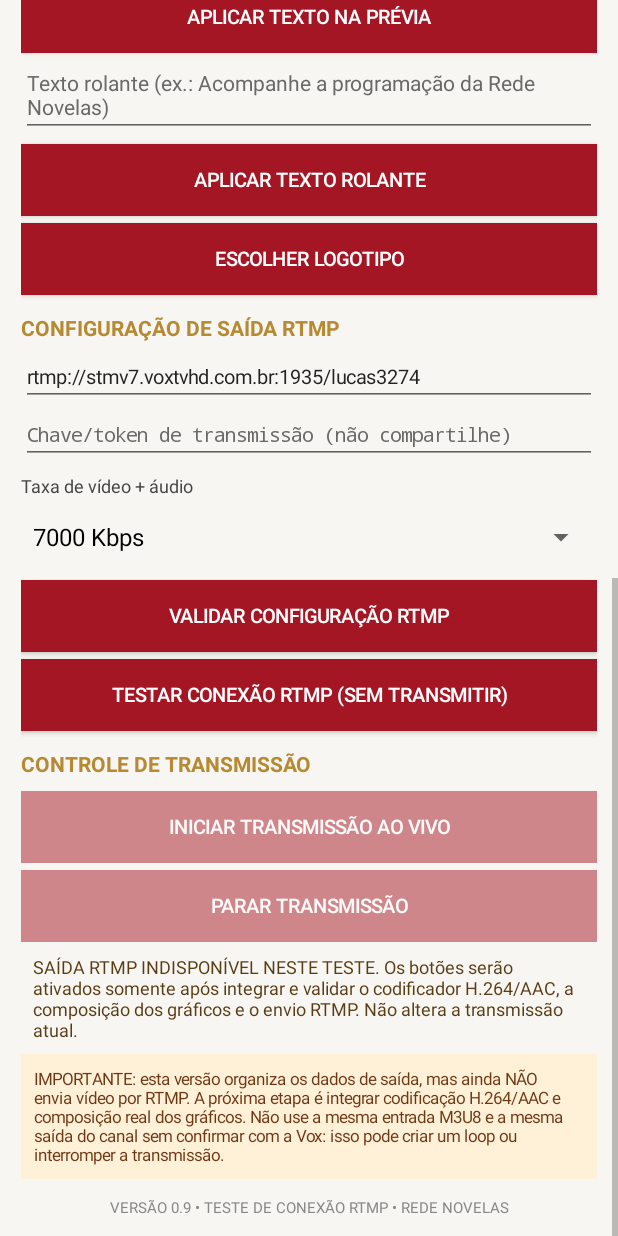
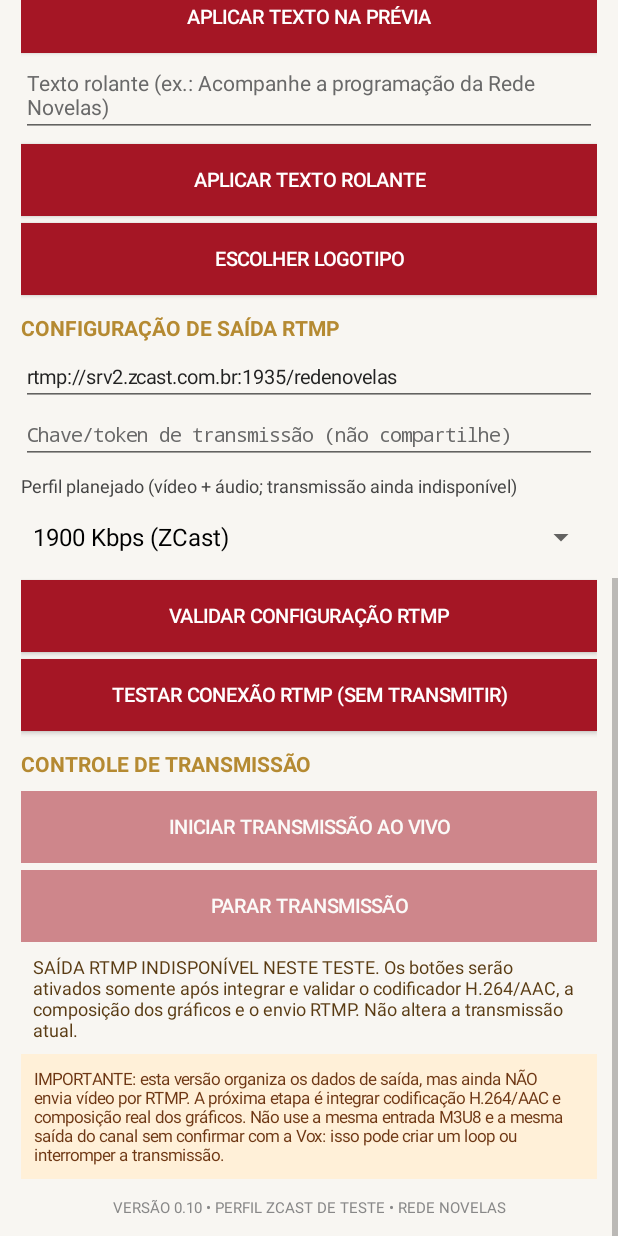
Before and after one commit to anjoslucas1994-glitch/OBS-Mobile-RN, an Android app: the screen it shows after launch (MainActivity), scrolled down 723 dp, on a phone screen of 412 x 824 dp. Run offline under Robolectric (Android 15) with nearby library versions, the phone set to English and light mode, and no system bars; pictures from the network do not load.

Commit message:
Default to independent ZCast RTMP test destination and show safe 1900 kbps reference profile

```diff
--- a/android-source/app/src/main/java/com/rednovelas/obsmobilern/MainActivity.kt
+++ b/android-source/app/src/main/java/com/rednovelas/obsmobilern/MainActivity.kt
@@ -326,7 +326,7 @@ class MainActivity : AppCompatActivity() {
             hint = "Servidor RTMP (ex.: rtmp://servidor:1935/aplicativo)"
             textSize = 13f
             setSingleLine(true)
-            setText("rtmp://stmv7.voxtvhd.com.br:1935/lucas3274")
+            setText("rtmp://srv2.zcast.com.br:1935/redenovelas")
             inputType = android.text.InputType.TYPE_CLASS_TEXT or
                 android.text.InputType.TYPE_TEXT_VARIATION_URI
         }
@@ -342,7 +342,7 @@ class MainActivity : AppCompatActivity() {
         root.addView(streamKeyInput)
 
         val bitrateLabel = TextView(this).apply {
-            text = "Taxa de vídeo + áudio"
+            text = "Perfil planejado (vídeo + áudio; transmissão ainda indisponível)"
             setTextColor(Color.DKGRAY)
             textSize = 12f
             setPadding(0, dp(6), 0, dp(2))
@@ -353,9 +353,9 @@ class MainActivity : AppCompatActivity() {
             adapter = ArrayAdapter(
                 this@MainActivity,
                 android.R.layout.simple_spinner_dropdown_item,
-                listOf("2500 Kbps", "3500 Kbps", "4500 Kbps", "5500 Kbps", "7000 Kbps")
+                listOf("1200 Kbps", "1500 Kbps", "1900 Kbps (ZCast)", "2500 Kbps", "3500 Kbps", "7000 Kbps")
             )
-            setSelection(4)
+            setSelection(2)
         }
         root.addView(bitrateSpinner)
 
@@ -410,7 +410,7 @@ class MainActivity : AppCompatActivity() {
         root.addView(warning)
 
         val footer = TextView(this).apply {
-            text = "VERSÃO 0.9 • TESTE DE CONEXÃO RTMP • REDE NOVELAS"
+            text = "VERSÃO 0.10 • PERFIL ZCAST DE TESTE • REDE NOVELAS"
             textSize = 10f
             setTextColor(Color.GRAY)
             gravity = Gravity.CENTER
@@ -584,7 +584,7 @@ class MainActivity : AppCompatActivity() {
                     .setMessage(
                         "Endereços: formato aceito\n" +
                         "Chave: preenchida e oculta\n" +
-                        "Taxa selecionada: $bitrate\n\n" +
+                        "Perfil de referência selecionado: $bitrate\n\n" +
                         "Esta verificação não testa a conexão, não garante ausência de loop e não transmite vídeo. " +
                         "Use um destino de teste separado."
                     )
```
